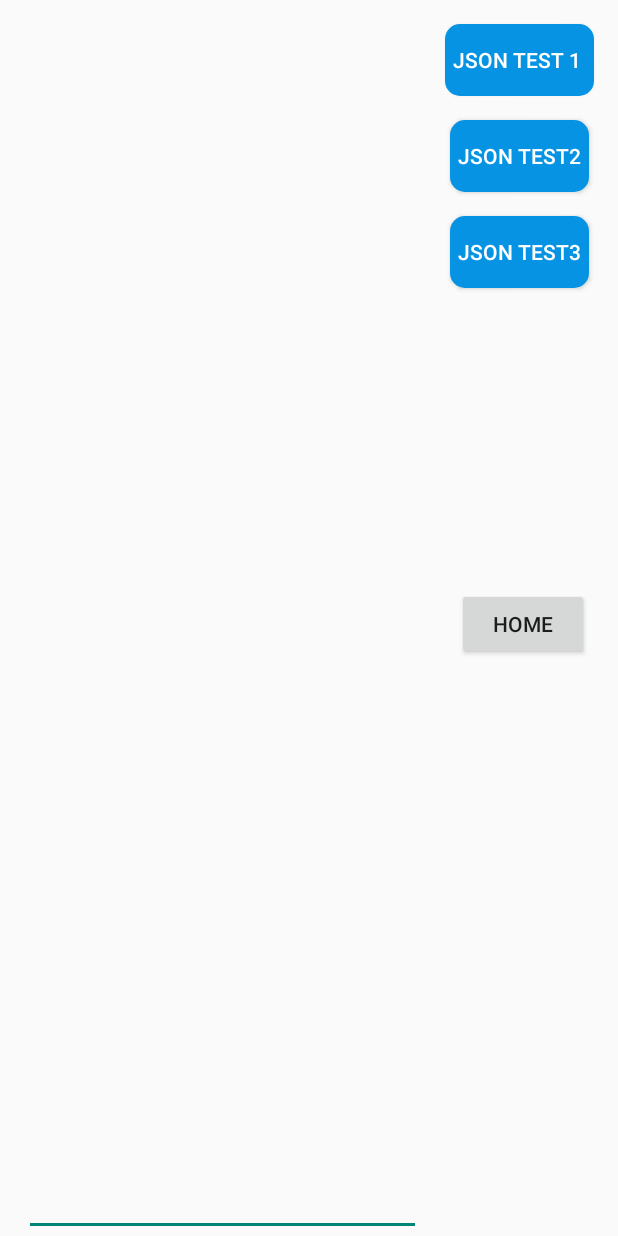
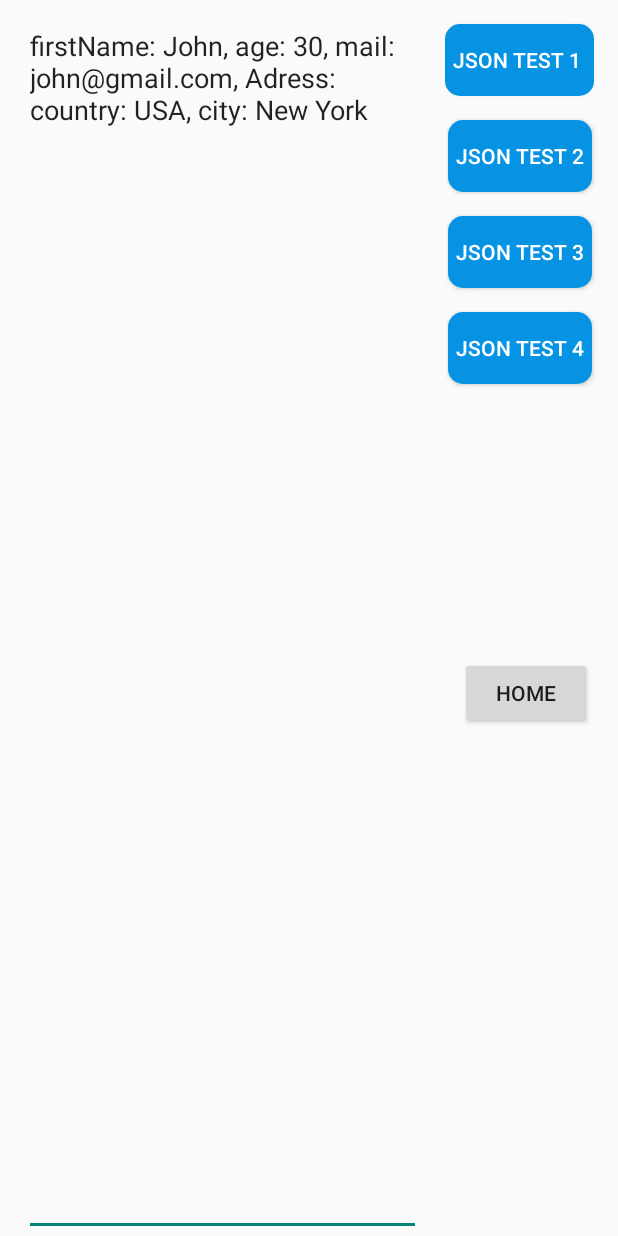
Before and after one commit to jey-ou/testAppAppLab, an Android app: the GsonActivity screen opened directly, with no data from a screen before it, on a phone screen of 412 x 824 dp. Run offline under Robolectric (Android 15) with nearby library versions, the phone set to English and light mode, and no system bars.

Commit message:
aanpassingen JSON

```diff
--- /dev/null
+++ b/app/src/main/java/com/example/testapp_applab/JSONdemo/AmountWithCurrency.java
@@ -0,0 +1,8 @@
+package com.example.testapp_applab.JSONdemo;
+
+public class AmountWithCurrency {
+
+    String currency;
+    int amount;
+
+}
--- a/app/src/main/java/com/example/testapp_applab/JSONdemo/GsonActivity.java
+++ b/app/src/main/java/com/example/testapp_applab/JSONdemo/GsonActivity.java
@@ -10,8 +10,13 @@ import android.widget.TextView;
 
 import com.example.testapp_applab.R;
 import com.example.testapp_applab.SignInOut.TestenActivity;
+import com.example.testapp_applab.model.Adress;
 import com.example.testapp_applab.model.Employee;
 import com.google.gson.Gson;
+import com.google.gson.reflect.TypeToken;
+
+import java.lang.reflect.Type;
+import java.util.HashMap;
 
 public class GsonActivity extends AppCompatActivity {
 
@@ -26,6 +31,7 @@ public class GsonActivity extends AppCompatActivity {
         Button btnTest2 = findViewById(R.id.buttonJSONTest2);
         Button btnTest3 = findViewById(R.id.buttonJSONTest3);
         Button btnHome = findViewById(R.id.buttonJsonHome);
+        Button btnTest4 = findViewById(R.id.buttonJSONTest4);
         TextView tvResultaat = findViewById(R.id.et_rs_testJSON2);
 
         btnTest1.setOnClickListener((view -> {
@@ -83,7 +89,7 @@ public class GsonActivity extends AppCompatActivity {
             body += "\nHet resultaat is:\n";
             body += body += employee.toString();
 
-            Log.i("Derde test Employee: ",  employee.toString());
+            Log.i("Derde test GSON: ",  employee.toString());
 
             String footer = "\n\nJe kan dit ook volgen in de Logcat van android";
             tvResultaat.setText(header + body + footer);
@@ -93,6 +99,22 @@ public class GsonActivity extends AppCompatActivity {
             Intent intent = new Intent(getApplicationContext(), TestenActivity.class);
             startActivity(intent);
         });
+
+        btnTest4.setOnClickListener((view -> {
+            String header = "JSON test 3\n\n";
+            String body = "Deze vierde test gebruikt twee objecten Employee en Adress. ";
+            body += "Employee neemt het object adres op in zijn class:\n\n";
+
+            Adress adress = new Adress("Germany", "Berlin");
+            Employee employee = new Employee("John", 30, "john@gmail.com", adress);
+            String json = gson.toJson(employee);
+            Log.i("Vierde test GSON: ",  employee.toString());
+
+            body += json;
+            body +="\n\n Deze omzetting verloopt eveneens feilloos";
+            String footer = "\n\nJe kan dit ook volgen in de Logcat van android";
+            tvResultaat.setText(body);
+        }));
         /* deel 1 van de test: creatie van een employee object file naar een json format
         Employee employee = new Employee("John", 30, "john@gmail.com");
         String json1 =gson.toJson(employee);
@@ -114,9 +136,32 @@ public class GsonActivity extends AppCompatActivity {
         Employee employee2 = gson.fromJson(json3, Employee.class);
         Log.i("Derde test Employee: ",  employee2.toString());
 
-         */
+        /* deel a1
+        Adress adress = new Adress("Germany", "Berlin");
+        Employee employee = new Employee("John", 30, "john@gmail.com", adress);
+        String json = gson.toJson(employee);
+        tvResultaat.setText(json);
+        */
 
-        //deel a1
+        //deel a2
+        String json = "{\"adress\":{\"city\": \"New York\",\"country\":\"USA\"},\"age\": 30,\"firstName\": \"John\",\"mail\": \"john@gmail.com\"}";
+        Employee employee = gson.fromJson(json, Employee.class);
+        Log.i("tweede reeks test GsonActivity:", "inhoud JSON string " + json);
+        tvResultaat.setText(employee.toString());
+
+
+
+        String dollarJson = "{ '1$': { 'amount': 1, 'currency': 'Dollar'}," +
+                "'2$': { 'amount': 2, 'currency': 'Dollar'}, " +
+                "'3€': { 'amount': 3, 'currency': 'Euro'} }";
+
+        //Gson gson = new Gson();
+
+        Type amountCurrencyType =
+                new TypeToken<HashMap<String, AmountWithCurrency>>(){}.getType();
+
+        HashMap<String, AmountWithCurrency> amountCurrency =
+                gson.fromJson(dollarJson, amountCurrencyType);
 
     }
 
--- a/app/src/main/java/com/example/testapp_applab/SignInOut/SignUpActivity.java
+++ b/app/src/main/java/com/example/testapp_applab/SignInOut/SignUpActivity.java
@@ -109,7 +109,7 @@ public class SignUpActivity extends AppCompatActivity {
                                 }
 
                             }
-                        });
+                });
             }
         });
 
--- a/app/src/main/java/com/example/testapp_applab/TestVerbinding.java
+++ b/app/src/main/java/com/example/testapp_applab/TestVerbinding.java
@@ -30,7 +30,7 @@ public class TestVerbinding extends AppCompatActivity {
         myRef.setValue("Hello, World!");
 
         DatabaseReference test=database.getReference("test");
-        //TextView tvVerbinding = findViewById(R.id.testVerbinding);
+        TextView tvVerbinding = findViewById(R.id.testVerbinding);
 
         // Read from the database
         myRef.addValueEventListener(new ValueEventListener() {
@@ -40,6 +40,8 @@ public class TestVerbinding extends AppCompatActivity {
                 // whenever data at this location is updated.
                 String value = dataSnapshot.getValue(String.class);
                 Log.d(TAG, "Value is: " + value);
+
+                tvVerbinding.setText("Value is: " + value);
             }
 
             @Override
--- a/app/src/main/res/layout/activity_gson.xml
+++ b/app/src/main/res/layout/activity_gson.xml
@@ -29,7 +29,7 @@
         android:background="@drawable/button_veilig_thuis_homescreen"
         android:paddingLeft="5dp"
         android:paddingRight="5dp"
-        android:text="JSON test2"
+        android:text="JSON test 2"
         android:textColor="@color/white"
         app:layout_constraintEnd_toEndOf="@+id/buttonJSONTest1"
         app:layout_constraintStart_toStartOf="@+id/buttonJSONTest1"
@@ -43,7 +43,7 @@
         android:background="@drawable/button_veilig_thuis_homescreen"
         android:paddingLeft="5dp"
         android:paddingRight="5dp"
-        android:text="JSON test3"
+        android:text="JSON test 3"
         android:textColor="@color/white"
         app:layout_constraintEnd_toEndOf="@+id/buttonJSONTest2"
         app:layout_constraintStart_toStartOf="@+id/buttonJSONTest2"
@@ -53,18 +53,19 @@
         android:id="@+id/buttonJsonHome"
         android:layout_width="wrap_content"
         android:layout_height="wrap_content"
-        android:layout_marginTop="200dp"
+        android:layout_marginTop="182dp"
         android:text="Home"
         app:layout_constraintEnd_toEndOf="@+id/buttonJSONTest3"
         app:layout_constraintHorizontal_bias="1.0"
         app:layout_constraintStart_toStartOf="@+id/buttonJSONTest3"
-        app:layout_constraintTop_toBottomOf="@+id/buttonJSONTest3" />
+        app:layout_constraintTop_toBottomOf="@+id/buttonJSONTest4" />
 
     <EditText
         android:id="@+id/et_rs_testJSON2"
         android:layout_width="0dp"
         android:layout_height="0dp"
         android:layout_marginStart="16dp"
+        android:layout_marginTop="8dp"
         android:layout_marginEnd="16dp"
         android:ems="10"
         android:gravity="start|top"
@@ -75,4 +76,18 @@
         app:layout_constraintStart_toStartOf="parent"
         app:layout_constraintTop_toTopOf="parent" />
 
+    <Button
+        android:id="@+id/buttonJSONTest4"
+        android:layout_width="wrap_content"
+        android:layout_height="wrap_content"
+        android:layout_marginTop="16dp"
+        android:background="@drawable/button_veilig_thuis_homescreen"
+        android:paddingLeft="5dp"
+        android:paddingRight="5dp"
+        android:text="JSON test 4"
+        android:textColor="@color/white"
+        app:layout_constraintEnd_toEndOf="@+id/buttonJSONTest3"
+        app:layout_constraintStart_toStartOf="@+id/buttonJSONTest3"
+        app:layout_constraintTop_toBottomOf="@+id/buttonJSONTest3" />
+
 </androidx.constraintlayout.widget.ConstraintLayout>
```
Also changed, not shown: app/src/main/java/com/example/testapp_applab/JSONdemo/employee2.json (added, +9 -0 lines).
